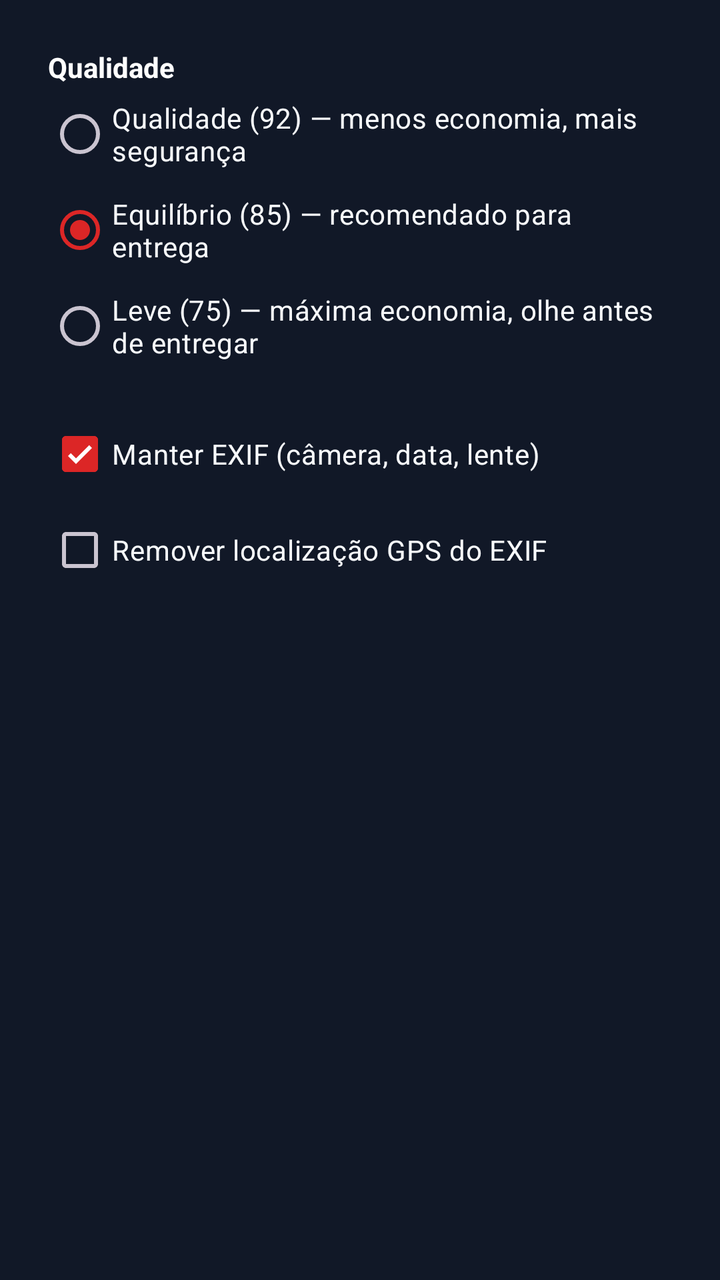
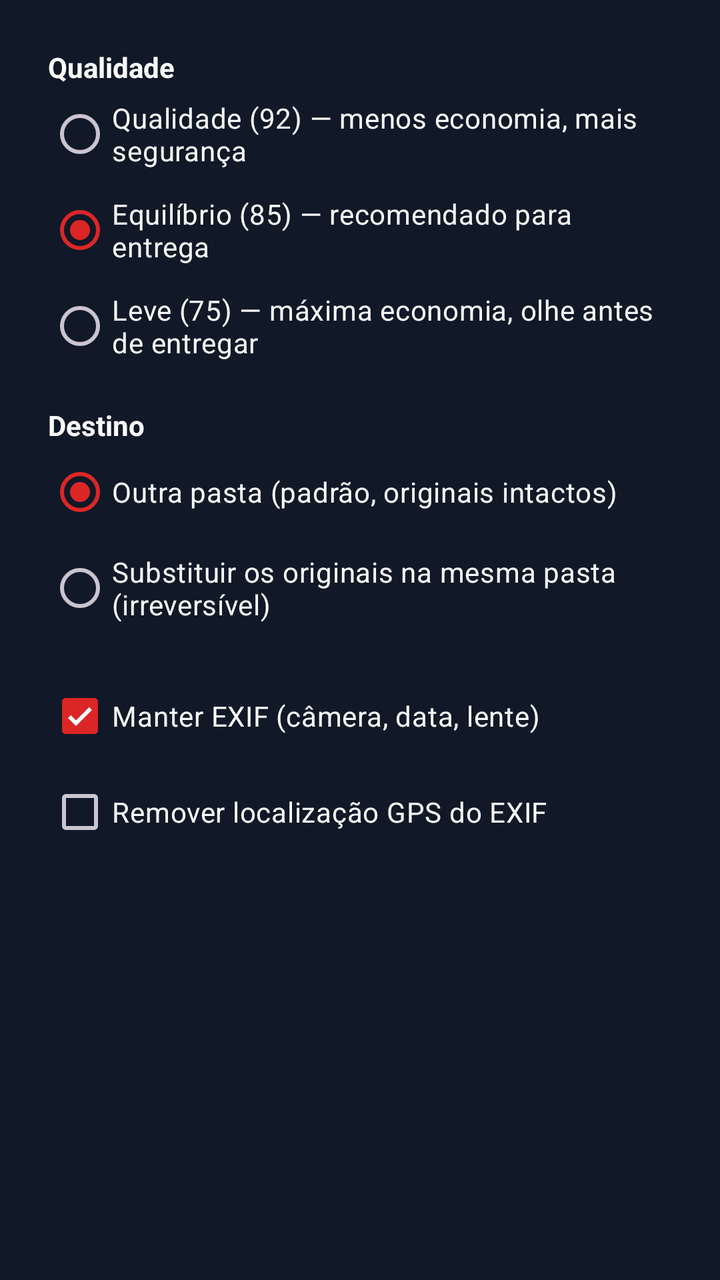

Two renders of the same Android screen: before a commit and after it. Below are the layout's source before the change and the commit's diff.
<!-- AndroidManifest.xml: application theme Theme.JpgOtimiza -->
<!-- res/layout/dialog_options.xml -->
<?xml version="1.0" encoding="utf-8"?>
<LinearLayout xmlns:android="http://schemas.android.com/apk/res/android"
    android:layout_width="match_parent"
    android:layout_height="wrap_content"
    android:orientation="vertical"
    android:padding="24dp">

    <TextView
        android:layout_width="match_parent"
        android:layout_height="wrap_content"
        android:text="Qualidade"
        android:textColor="#FFFFFF"
        android:textStyle="bold" />

    <RadioGroup
        android:id="@+id/radioGroupModeDialog"
        android:layout_width="match_parent"
        android:layout_height="wrap_content">

        <RadioButton
            android:id="@+id/rdoQualidadeDialog"
            android:layout_width="match_parent"
            android:layout_height="wrap_content"
            android:text="Qualidade (92) — menos economia, mais segurança"
            android:textColor="#F8FAFC" />

        <RadioButton
            android:id="@+id/rdoEquilibrioDialog"
            android:layout_width="match_parent"
            android:layout_height="wrap_content"
            android:checked="true"
            android:text="Equilíbrio (85) — recomendado para entrega"
            android:textColor="#F8FAFC" />

        <RadioButton
            android:id="@+id/rdoLeveDialog"
            android:layout_width="match_parent"
            android:layout_height="wrap_content"
            android:text="Leve (75) — máxima economia, olhe antes de entregar"
            android:textColor="#F8FAFC" />
    </RadioGroup>

    <CheckBox
        android:id="@+id/chkExifDialog"
        android:layout_width="match_parent"
        android:layout_height="wrap_content"
        android:layout_marginTop="16dp"
        android:checked="true"
        android:text="Manter EXIF (câmera, data, lente)"
        android:textColor="#F8FAFC" />

    <CheckBox
        android:id="@+id/chkNoGpsDialog"
        android:layout_width="match_parent"
        android:layout_height="wrap_content"
        android:text="Remover localização GPS do EXIF"
        android:textColor="#F8FAFC" />

</LinearLayout>
<!-- resources referenced by this layout -->
<resources>
  <style name="Theme.JpgOtimiza" parent="Theme.Material3.Dark.NoActionBar">
          <item name="colorPrimary">#DC2626</item>
          <item name="colorOnPrimary">#FFFFFF</item>
          <item name="colorPrimaryDark">#111827</item>
          <item name="colorAccent">#DC2626</item>
          <item name="android:windowBackground">#111827</item>
          <item name="android:textColor">#F8FAFC</item>
          <item name="android:textColorSecondary">#CBD5E1</item>
      </style>
</resources>

<!-- the commit's change to res/layout/dialog_options.xml (unified diff, before → after) -->
@@ -40,6 +40,35 @@
             android:textColor="#F8FAFC" />
     </RadioGroup>
 
+    <TextView
+        android:layout_width="match_parent"
+        android:layout_height="wrap_content"
+        android:layout_marginTop="16dp"
+        android:text="Destino"
+        android:textColor="#FFFFFF"
+        android:textStyle="bold" />
+
+    <RadioGroup
+        android:id="@+id/radioGroupDestDialog"
+        android:layout_width="match_parent"
+        android:layout_height="wrap_content">
+
+        <RadioButton
+            android:id="@+id/rdoDestOtherDialog"
+            android:layout_width="match_parent"
+            android:layout_height="wrap_content"
+            android:checked="true"
+            android:text="Outra pasta (padrão, originais intactos)"
+            android:textColor="#F8FAFC" />
+
+        <RadioButton
+            android:id="@+id/rdoDestOverwriteDialog"
+            android:layout_width="match_parent"
+            android:layout_height="wrap_content"
+            android:text="Substituir os originais na mesma pasta (irreversível)"
+            android:textColor="#F8FAFC" />
+    </RadioGroup>
+
     <CheckBox
         android:id="@+id/chkExifDialog"
         android:layout_width="match_parent"
